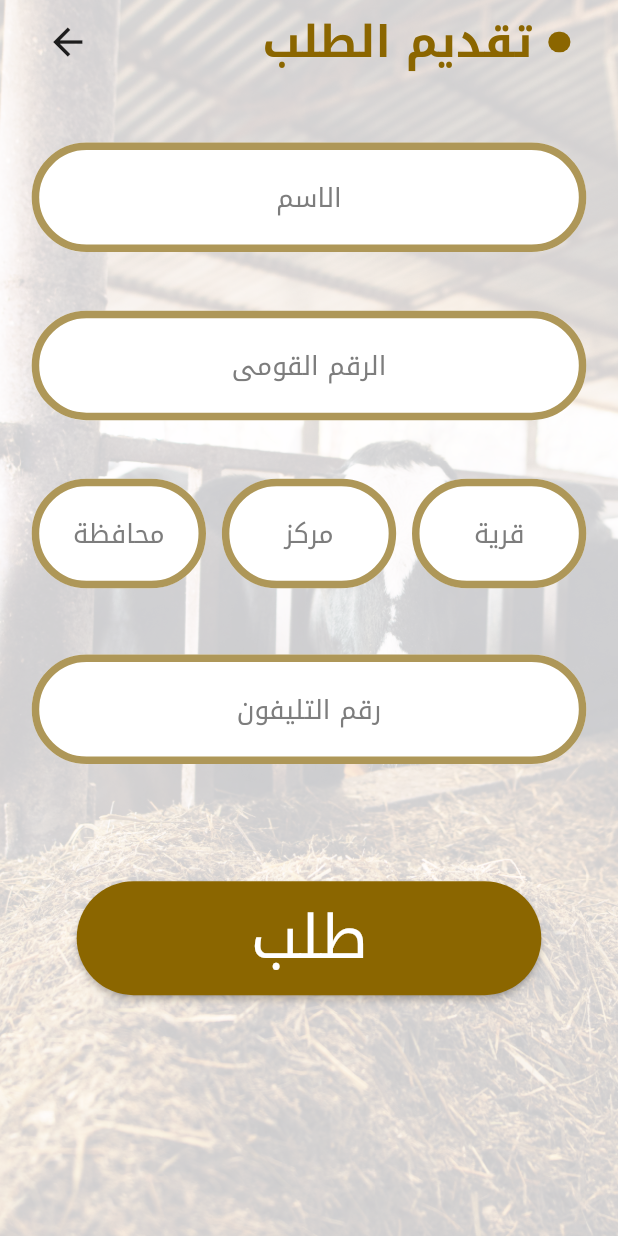
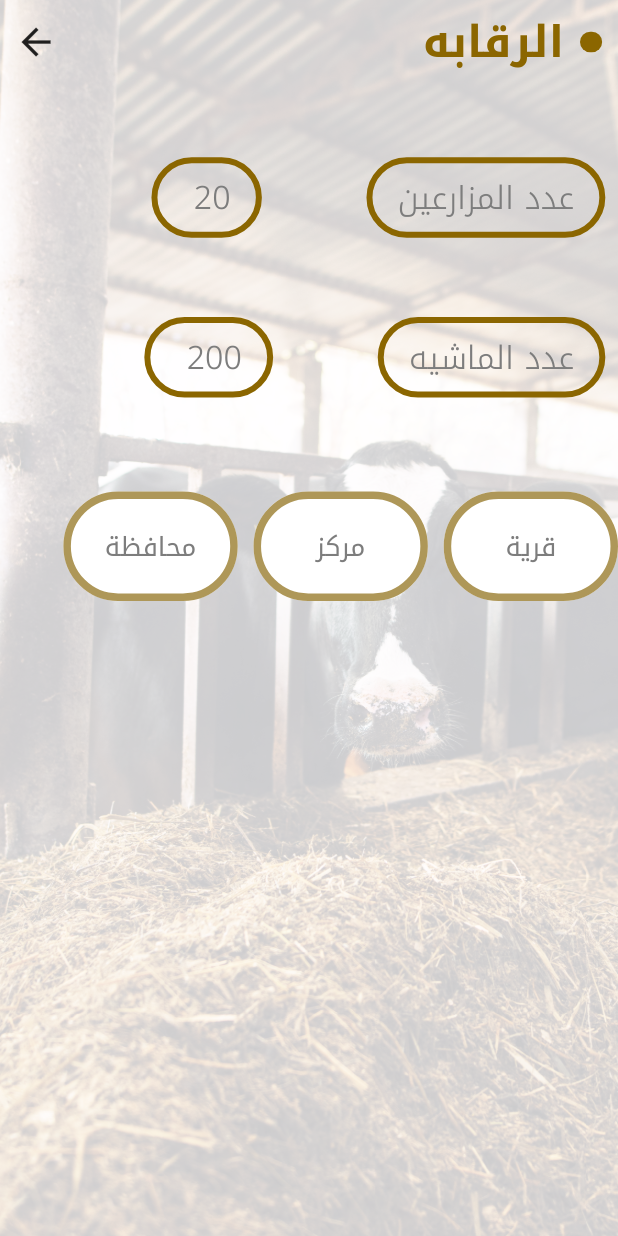
Before and after one commit to AhmedAbdulla1/El_mat7en, a Flutter app: the screen it shows after launch, on a phone screen of 412 x 824 dp. Run offline on Flutter 3.47's test engine with Material 2 defaults, Android fonts, the light colour scheme and no system bars; our stand-ins replace dartz, dio, flutter_screenutil, freezed_annotation, get_it, image_picker and 5 more; missing offline and left inert: multiple_stream_builder.

Commit message:
administrative screen done

```diff
--- /dev/null
+++ b/lib/presentation/administrative/administrative.dart
@@ -0,0 +1,132 @@
+import 'package:flutter/material.dart';
+import 'package:flutter_screenutil/flutter_screenutil.dart';
+import 'package:tanta_app/presentation/common/reusable/custom_scaffold.dart';
+import 'package:tanta_app/presentation/feed_form/widgets/custom_text_form_filed.dart';
+import 'package:tanta_app/presentation/feed_states/widgets/custom_app_bar.dart';
+import 'package:tanta_app/presentation/resources/color_manager.dart';
+import 'package:tanta_app/presentation/resources/font_manager.dart';
+
+class Administrative extends StatefulWidget {
+  const Administrative({super.key});
+
+  @override
+  State<Administrative> createState() => _AdministrativeState();
+}
+
+class _AdministrativeState extends State<Administrative> {
+  TextEditingController village = TextEditingController(),
+      center = TextEditingController(),
+      government = TextEditingController();
+
+  @override
+  void dispose() {
+    village.dispose();
+    center.dispose();
+    government.dispose();
+
+    super.dispose();
+  }
+
+  @override
+  Widget build(BuildContext context) {
+    return customScaffold(
+        body: SafeArea(
+      child: Column(
+        crossAxisAlignment: CrossAxisAlignment.center,
+        children: [
+          const CustomAppBar(title: 'الرقابه'),
+          SizedBox(
+            width: double.infinity,
+            height: 50.h,
+          ),
+          Row(
+            children: [
+              const CustomDataShowContainer(title: 'عدد المزارعين'),
+              SizedBox(
+                width: 50.w,
+              ),
+              const CustomDataShowContainer(title: '20 '),
+            ],
+          ),
+          SizedBox(
+            height: 50.w,
+          ),
+          Row(
+            children: [
+              const CustomDataShowContainer(title: 'عدد الماشيه'),
+              SizedBox(
+                width: 50.w,
+              ),
+              const CustomDataShowContainer(title: '200 '),
+            ],
+          ),
+          SizedBox(
+            height: 50.w,
+          ),
+          Row(
+            textDirection: TextDirection.rtl,
+            children: [
+              SizedBox(
+                height: 100.h,
+                width: 110.w,
+                child: CustomTextFormFiled(
+                    hintText: 'قرية', textEditingController: village),
+              ),
+              SizedBox(
+                width: 10.w,
+              ),
+              SizedBox(
+                height: 100.h,
+                width: 110.w,
+                child: CustomTextFormFiled(
+                    hintText: 'مركز', textEditingController: center),
+              ),
+              SizedBox(
+                width: 10.w,
+              ),
+              SizedBox(
+                height: 100.h,
+                width: 110.w,
+                child: CustomTextFormFiled(
+                    hintText: 'محافظة', textEditingController: government),
+              ),
+            ],
+          ),
+        ],
+      ),
+    ));
+  }
+}
+
+class CustomDataShowContainer extends StatelessWidget {
+  const CustomDataShowContainer({super.key, required this.title});
+  final String title;
+  @override
+  Widget build(BuildContext context) {
+    return Padding(
+      padding: EdgeInsets.symmetric(horizontal: 8.w),
+      child: Container(
+        padding: EdgeInsets.symmetric(horizontal: 16.w),
+        constraints: BoxConstraints(minWidth: 50.w),
+        alignment: Alignment.center,
+        // width: 170.w,
+        height: 55.h,
+        decoration: BoxDecoration(
+          color: Colors.transparent,
+          borderRadius: BorderRadius.circular(50.r),
+          border: Border.all(
+            color: ColorManager.primary,
+            width: 4,
+          ),
+        ),
+        child: Text(
+          title,
+          style: TextStyle(
+            color: const Color(0xff7D7D7D),
+            fontSize: FontSize.s22,
+          ),
+        ),
+      ),
+    );
+  }
+}
--- a/lib/presentation/splash_screen/splash_view.dart
+++ b/lib/presentation/splash_screen/splash_view.dart
@@ -4,6 +4,7 @@ import 'package:flutter/material.dart';
 import 'package:flutter_screenutil/flutter_screenutil.dart';
 import 'package:tanta_app/app/app_prefs.dart';
 import 'package:tanta_app/app/di.dart';
+import 'package:tanta_app/presentation/administrative/administrative.dart';
 import 'package:tanta_app/presentation/common/reusable/custom_scaffold.dart';
 import 'package:tanta_app/presentation/feed_form/feed_form.dart';
 
@@ -37,7 +38,7 @@ class _SplashViewState extends State<SplashView> {
         Navigator.pushReplacement(
           context,
           MaterialPageRoute(
-            builder: (context) => const FeedForm(),
+            builder: (context) => const Administrative(),
           ),
         );
 
```
